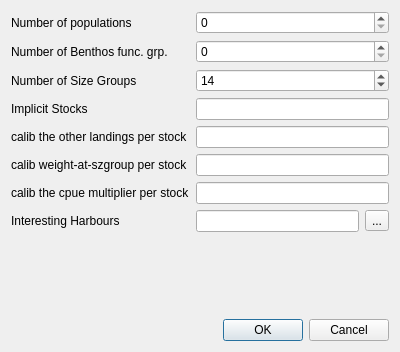
This is qtgui/configdialog.ui in frabas/DISPLACE_GUI as Qt 5 draws it before an edit. The edited form follows.
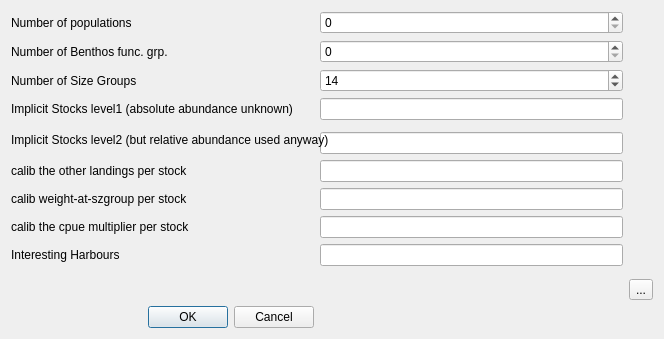
This is the edited form. Icons and pictures are not drawn.

Commit message: Add an entry point for a refinement on implicit pops i.e. implicit pop level 2; WIP: adapt do_catch()

```diff
--- a/qtgui/configdialog.ui
+++ b/qtgui/configdialog.ui
@@ -6,21 +6,14 @@
    <rect>
     <x>0</x>
     <y>0</y>
-    <width>400</width>
-    <height>352</height>
+    <width>664</width>
+    <height>339</height>
    </rect>
   </property>
   <property name="windowTitle">
    <string>Configuration</string>
   </property>
   <layout class="QGridLayout" name="gridLayout">
-   <item row="0" column="0">
-    <widget class="QLabel" name="label">
-     <property name="text">
-      <string>Number of populations</string>
-     </property>
-    </widget>
-   </item>
    <item row="1" column="0">
     <widget class="QLabel" name="label_8">
      <property name="text">
@@ -28,6 +21,29 @@
      </property>
     </widget>
    </item>
+   <item row="0" column="1">
+    <widget class="QSpinBox" name="nbpops"/>
+   </item>
+   <item row="0" column="0">
+    <widget class="QLabel" name="label">
+     <property name="text">
+      <string>Number of populations</string>
+     </property>
+    </widget>
+   </item>
+   <item row="2" column="1">
+    <widget class="QSpinBox" name="szGroups">
+     <property name="minimum">
+      <number>1</number>
+     </property>
+     <property name="value">
+      <number>14</number>
+     </property>
+    </widget>
+   </item>
+   <item row="1" column="1">
+    <widget class="QSpinBox" name="nbbenthospops"/>
+   </item>
    <item row="2" column="0">
     <widget class="QLabel" name="label_2">
      <property name="text">
@@ -38,42 +54,59 @@
    <item row="3" column="0">
     <widget class="QLabel" name="label_3">
      <property name="text">
-      <string>Implicit Stocks</string>
+      <string>Implicit Stocks level1 (absolute abundance unknown)</string>
      </property>
     </widget>
    </item>
-   <item row="4" column="0">
-    <widget class="QLabel" name="label_4">
-     <property name="text">
-      <string>calib the other landings per stock</string>
-     </property>
-    </widget>
-   </item>
-   <item row="5" column="0">
-    <widget class="QLabel" name="label_5">
-     <property name="text">
-      <string>calib weight-at-szgroup per stock</string>
-     </property>
-    </widget>
-   </item>
-   <item row="6" column="0">
+   <item row="8" column="0">
     <widget class="QLabel" name="label_6">
      <property name="text">
       <string>calib the cpue multiplier per stock</string>
      </property>
     </widget>
    </item>
-   <item row="7" column="0">
-    <widget class="QLabel" name="label_7">
+   <item row="5" column="1">
+    <widget class="QLineEdit" name="m_implicit_pops_level2"/>
+   </item>
+   <item row="6" column="0">
+    <widget class="QLabel" name="label_4">
      <property name="text">
-      <string>Interesting Harbours</string>
+      <string>calib the other landings per stock</string>
      </property>
     </widget>
    </item>
-   <item row="7" column="1">
-    <widget class="QLineEdit" name="m_int_harbours"/>
+   <item row="14" column="0">
+    <widget class="QDialogButtonBox" name="buttonBox">
+     <property name="orientation">
+      <enum>Qt::Horizontal</enum>
+     </property>
+     <property name="standardButtons">
+      <set>QDialogButtonBox::Cancel|QDialogButtonBox::Ok</set>
+     </property>
+    </widget>
    </item>
-   <item row="8" column="0">
+   <item row="4" column="0" rowspan="2" colspan="2">
+    <widget class="QLabel" name="label_9">
+     <property name="text">
+      <string>Implicit Stocks level2 (but relative abundance used anyway)</string>
+     </property>
+    </widget>
+   </item>
+   <item row="3" column="1">
+    <widget class="QLineEdit" name="m_implicit_pops"/>
+   </item>
+   <item row="12" column="2" rowspan="2">
+    <widget class="QToolButton" name="readFromTree">
+     <property name="text">
+      <string>...</string>
+     </property>
+     <property name="icon">
+      <iconset resource="qtgui.qrc">
+       <normaloff>:/icons/database.png</normaloff>:/icons/database.png</iconset>
+     </property>
+    </widget>
+   </item>
+   <item row="11" column="0">
     <spacer name="verticalSpacer">
      <property name="orientation">
       <enum>Qt::Vertical</enum>
@@ -86,54 +119,31 @@
      </property>
     </spacer>
    </item>
-   <item row="7" column="2">
-    <widget class="QToolButton" name="readFromTree">
-     <property name="text">
-      <string>...</string>
-     </property>
-     <property name="icon">
-      <iconset resource="qtgui.qrc">
-       <normaloff>:/icons/database.png</normaloff>:/icons/database.png</iconset>
-     </property>
-    </widget>
-   </item>
-   <item row="9" column="0" colspan="3">
-    <widget class="QDialogButtonBox" name="buttonBox">
-     <property name="orientation">
-      <enum>Qt::Horizontal</enum>
-     </property>
-     <property name="standardButtons">
-      <set>QDialogButtonBox::Cancel|QDialogButtonBox::Ok</set>
-     </property>
-    </widget>
-   </item>
-   <item row="6" column="1" colspan="2">
+   <item row="8" column="1">
     <widget class="QLineEdit" name="m_calib_cpue_multiplier"/>
    </item>
-   <item row="5" column="1" colspan="2">
+   <item row="7" column="1">
     <widget class="QLineEdit" name="m_calib_weight_at_szgroup"/>
    </item>
-   <item row="4" column="1" colspan="2">
+   <item row="7" column="0">
+    <widget class="QLabel" name="label_5">
+     <property name="text">
+      <string>calib weight-at-szgroup per stock</string>
+     </property>
+    </widget>
+   </item>
+   <item row="6" column="1">
     <widget class="QLineEdit" name="m_calib_oth_landings"/>
    </item>
-   <item row="3" column="1" colspan="2">
-    <widget class="QLineEdit" name="m_implicit_pops"/>
-   </item>
-   <item row="2" column="1" colspan="2">
-    <widget class="QSpinBox" name="szGroups">
-     <property name="minimum">
-      <number>1</number>
-     </property>
-     <property name="value">
-      <number>14</number>
+   <item row="10" column="0">
+    <widget class="QLabel" name="label_7">
+     <property name="text">
+      <string>Interesting Harbours</string>
      </property>
     </widget>
    </item>
-   <item row="1" column="1" colspan="2">
-    <widget class="QSpinBox" name="nbbenthospops"/>
-   </item>
-   <item row="0" column="1" colspan="2">
-    <widget class="QSpinBox" name="nbpops"/>
+   <item row="10" column="1">
+    <widget class="QLineEdit" name="m_int_harbours"/>
    </item>
   </layout>
  </widget>
```
The commit also changes 8 other files.
